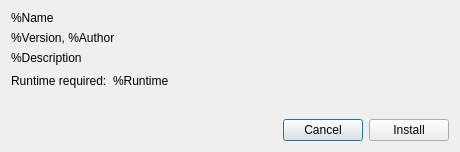
First picture: the form in src/ui/Extensions/installextension.ui, repository notepadqq/notepadqq, before the edit.
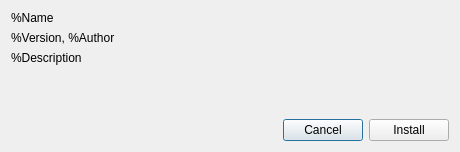
Second picture: the form after the edit. Icons and pictures are not drawn.

```diff
--- a/src/ui/Extensions/installextension.ui
+++ b/src/ui/Extensions/installextension.ui
@@ -56,40 +56,6 @@
        </property>
       </widget>
      </item>
-     <item>
-      <layout class="QHBoxLayout" name="horizontalLayout_2">
-       <item>
-        <widget class="QLabel" name="label_4">
-         <property name="text">
-          <string>Runtime required:</string>
-         </property>
-        </widget>
-       </item>
-       <item>
-        <widget class="QLabel" name="lblRuntime">
-         <property name="text">
-          <string notr="true">%Runtime</string>
-         </property>
-         <property name="textFormat">
-          <enum>Qt::PlainText</enum>
-         </property>
-        </widget>
-       </item>
-       <item>
-        <spacer name="horizontalSpacer">
-         <property name="orientation">
-          <enum>Qt::Horizontal</enum>
-         </property>
-         <property name="sizeHint" stdset="0">
-          <size>
-           <width>40</width>
-           <height>20</height>
-          </size>
-         </property>
-        </spacer>
-       </item>
-      </layout>
-     </item>
     </layout>
    </item>
    <item>
```
